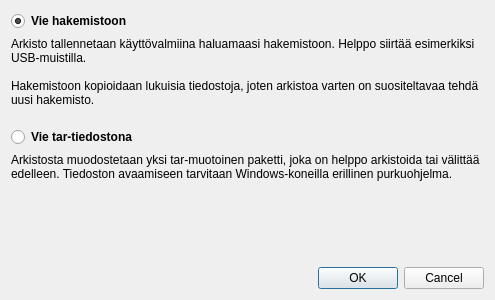
Before: the Qt Designer form kitupiikki/arkisto/arkistonvienti.ui in artoh/kitupiikki, drawn with Qt 5.
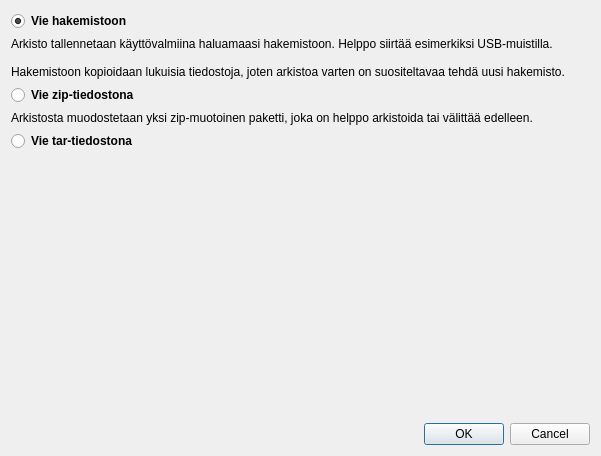
After: the same form once the commit is applied. Icons and pictures are not drawn.

The edit to the form file:
```diff
--- a/kitupiikki/arkisto/arkistonvienti.ui
+++ b/kitupiikki/arkisto/arkistonvienti.ui
@@ -6,10 +6,16 @@
    <rect>
     <x>0</x>
     <y>0</y>
-    <width>495</width>
-    <height>300</height>
+    <width>601</width>
+    <height>456</height>
    </rect>
   </property>
+  <property name="sizePolicy">
+   <sizepolicy hsizetype="Preferred" vsizetype="Expanding">
+    <horstretch>0</horstretch>
+    <verstretch>0</verstretch>
+   </sizepolicy>
+  </property>
   <property name="windowTitle">
    <string>Arkiston vienti</string>
   </property>
@@ -39,8 +45,30 @@
      <property name="text">
       <string>Arkisto tallennetaan käyttövalmiina haluamaasi hakemistoon. Helppo siirtää esimerkiksi USB-muistilla.
 
-Hakemistoon kopioidaan lukuisia tiedostoja, joten arkistoa varten on suositeltavaa tehdä uusi hakemisto.
-</string>
+Hakemistoon kopioidaan lukuisia tiedostoja, joten arkistoa varten on suositeltavaa tehdä uusi hakemisto.</string>
+     </property>
+     <property name="wordWrap">
+      <bool>true</bool>
+     </property>
+    </widget>
+   </item>
+   <item>
+    <widget class="QRadioButton" name="zipButton">
+     <property name="font">
+      <font>
+       <weight>75</weight>
+       <bold>true</bold>
+      </font>
+     </property>
+     <property name="text">
+      <string>Vie zip-tiedostona</string>
+     </property>
+    </widget>
+   </item>
+   <item>
+    <widget class="QLabel" name="label_2">
+     <property name="text">
+      <string>&lt;html&gt;&lt;head/&gt;&lt;body&gt;&lt;p&gt;Arkistosta muodostetaan yksi zip-muotoinen paketti, joka on helppo arkistoida tai välittää edelleen. &lt;/p&gt;&lt;/body&gt;&lt;/html&gt;</string>
      </property>
      <property name="wordWrap">
       <bool>true</bool>
@@ -60,16 +88,6 @@
      </property>
     </widget>
    </item>
-   <item>
-    <widget class="QLabel" name="label_2">
-     <property name="text">
-      <string>Arkistosta muodostetaan yksi tar-muotoinen paketti, joka on helppo arkistoida tai välittää edelleen. Tiedoston avaamiseen tarvitaan Windows-koneilla erillinen purkuohjelma.</string>
-     </property>
-     <property name="wordWrap">
-      <bool>true</bool>
-     </property>
-    </widget>
-   </item>
    <item>
     <spacer name="verticalSpacer">
      <property name="orientation">
```
